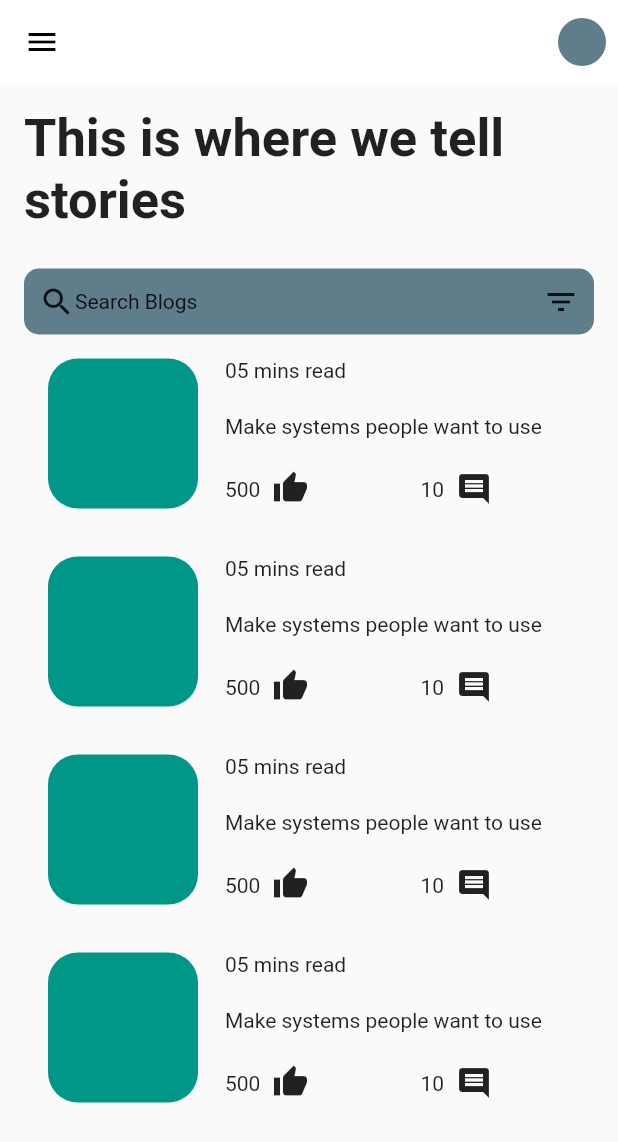
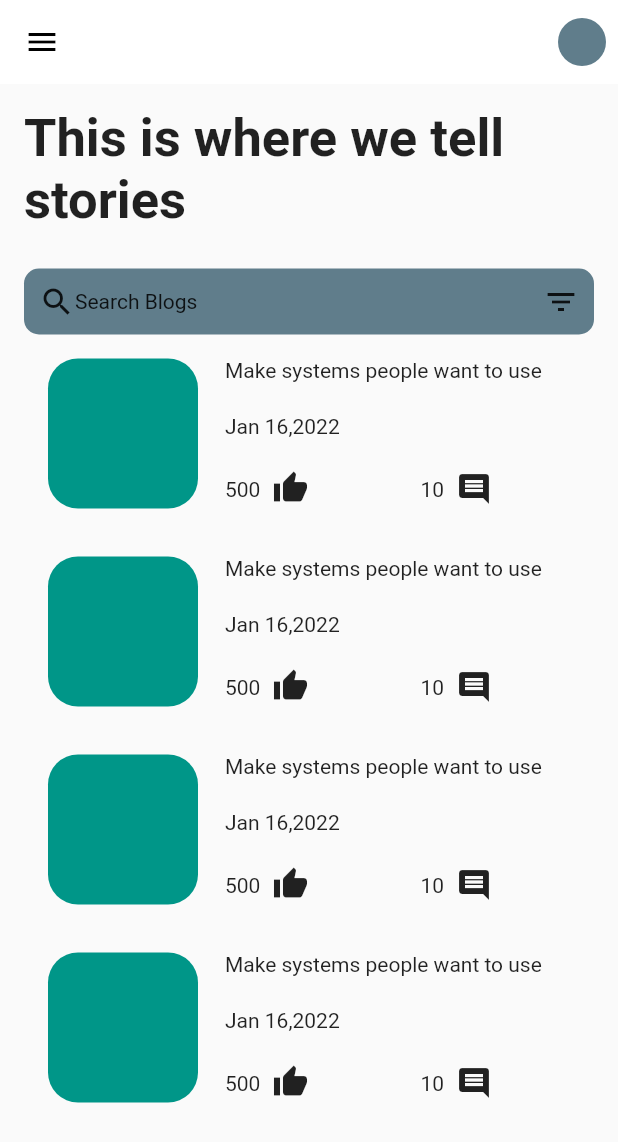
Before and after one commit to cyblogerz/Incologger, a Flutter app: the screen it shows after launch, on a phone screen of 412 x 824 dp. Shown: the top 1142 px of the screen. Run offline on Flutter 3.47's test engine with Material 2 defaults, Android fonts, the phone set to English and light mode, and no system bars.

Commit message:
Added date to blog element

```diff
--- a/lib/components/blog_element.dart
+++ b/lib/components/blog_element.dart
@@ -3,9 +3,11 @@ import 'package:incologger/screens/blog/blog_view.dart';
 
 class BlogElement extends StatelessWidget {
   BlogElement({
-   required this.title,required this.likes,required this.comments,
+   required this.title,required this.likes,required this.comments, required this.date , required this.views,
   });
   final String title;
+  final String views;
+  final String date;
   final int likes;
   final int comments;
 
@@ -41,9 +43,10 @@ class BlogElement extends StatelessWidget {
 
 
                 children: <Widget>[
-                  Text("05 mins read"),
+
 
                   Text(title),
+                  Text(date),
                   Padding(
                     padding: const EdgeInsets.only(right:10.0),
                     child: Row(
--- a/lib/models/blog_shrink_model.dart
+++ b/lib/models/blog_shrink_model.dart
@@ -2,16 +2,19 @@ import 'package:flutter/material.dart';
 
 
 class BlogShrink{
+  BlogShrink({required this.title,required this.likes,required this.comments, required this.date , required this.views,
+  });
   final String title;
+  final int views;
+  final String date;
   final int likes;
   final int comments;
-  BlogShrink({required this.title,required this.likes,required this.comments});
 
 }
 
 List<BlogShrink>blogShrinkData = [
-  BlogShrink(title: "Make systems people want to use",likes: 500,comments: 10),
-  BlogShrink(title: "Make systems people want to use",likes: 500,comments: 10),
-  BlogShrink(title: "Make systems people want to use",likes: 500,comments: 10),
-  BlogShrink(title: "Make systems people want to use",likes: 500,comments: 10),
+  BlogShrink(title: "Make systems people want to use",likes: 500,comments: 10,views: 1000,date: "Jan 16,2022" ),
+  BlogShrink(title: "Make systems people want to use",likes: 500,comments: 10,views: 1000,date: "Jan 16,2022"),
+  BlogShrink(title: "Make systems people want to use",likes: 500,comments: 10,views: 1000,date: "Jan 16,2022"),
+  BlogShrink(title: "Make systems people want to use",likes: 500,comments: 10,views: 1000,date: "Jan 16,2022"),
 ];
--- a/lib/screens/home/home.dart
+++ b/lib/screens/home/home.dart
@@ -56,7 +56,7 @@ class Home extends StatelessWidget {
                   physics: ScrollPhysics(),
                   itemCount: blogShrinkData.length,
                   itemBuilder: (context,index){
-                  return BlogElement(title: blogShrinkData[index].title, likes: blogShrinkData[index].likes, comments: blogShrinkData[index].comments);
+                  return BlogElement(title: blogShrinkData[index].title, likes: blogShrinkData[index].likes, comments: blogShrinkData[index].comments ,views:blogShrinkData[index].views.toString() , date: blogShrinkData[index].date,);
                 })
               ],
             ),
```
